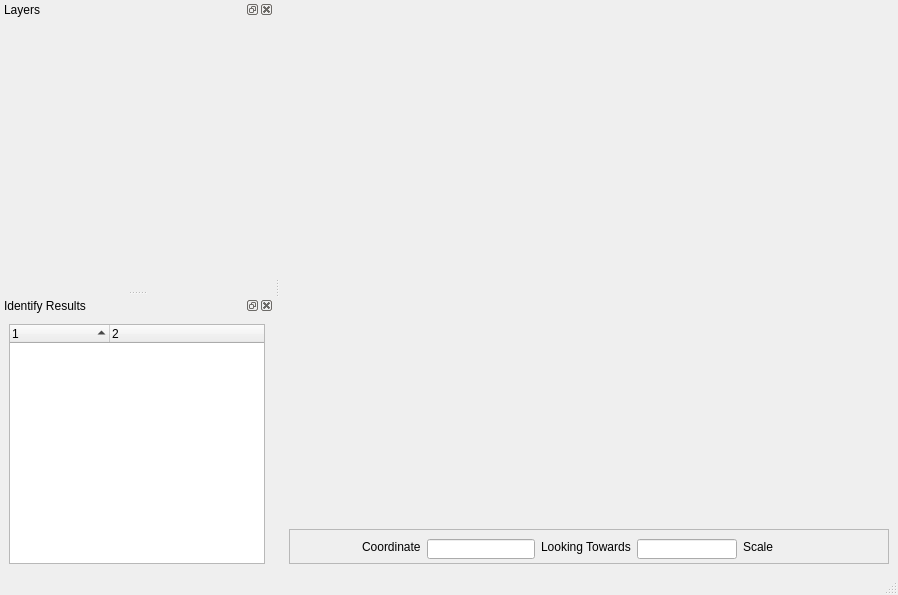
valheran/QDriller, file QDrillerPlugin/sectionview_base.ui: the form before one commit.
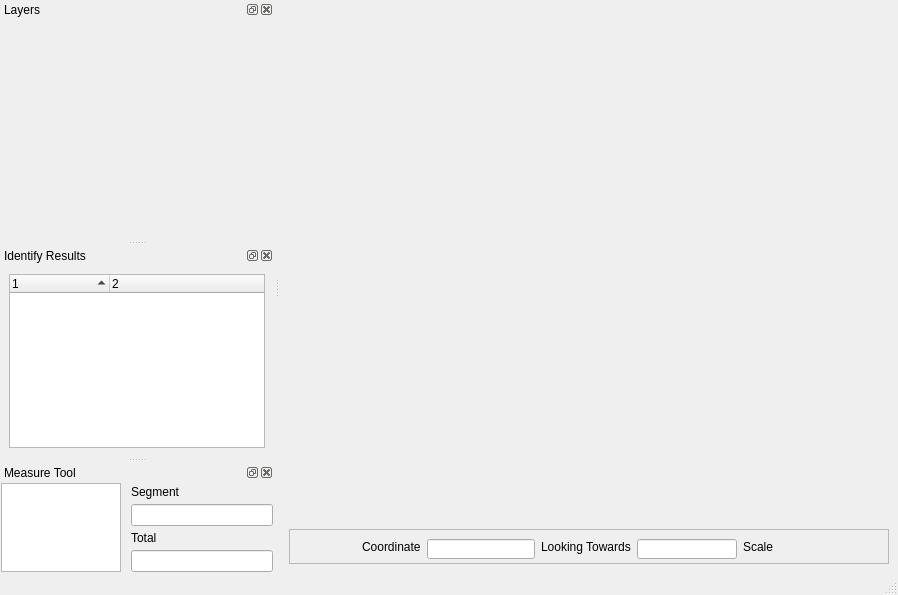
The form after the commit. Icons and pictures are not drawn.

Commit message:
Measure Tools
Implemented a line measure and area measure tool closes #17, which
outputs to a shared dock widget in SectionView. Added to actions,
tolbars and exclusive with other map nav and feature tools. seems to be
working as intended, need to clean up some console print outs. was also
some playing around with resources to try and fix the loading error, no
success

What changed in the file:
```diff
--- a/QDrillerPlugin/sectionview_base.ui
+++ b/QDrillerPlugin/sectionview_base.ui
@@ -219,7 +219,7 @@
    <property name="minimumSize">
     <size>
      <width>91</width>
-     <height>200</height>
+     <height>150</height>
     </size>
    </property>
    <property name="windowTitle">
@@ -272,6 +272,97 @@
     </layout>
    </widget>
   </widget>
+  <widget class="QDockWidget" name="dockWidget_2">
+   <property name="sizePolicy">
+    <sizepolicy hsizetype="Preferred" vsizetype="Minimum">
+     <horstretch>0</horstretch>
+     <verstretch>0</verstretch>
+    </sizepolicy>
+   </property>
+   <property name="minimumSize">
+    <size>
+     <width>147</width>
+     <height>110</height>
+    </size>
+   </property>
+   <property name="maximumSize">
+    <size>
+     <width>524287</width>
+     <height>110</height>
+    </size>
+   </property>
+   <property name="floating">
+    <bool>false</bool>
+   </property>
+   <property name="windowTitle">
+    <string>Measure Tool</string>
+   </property>
+   <attribute name="dockWidgetArea">
+    <number>1</number>
+   </attribute>
+   <widget class="QWidget" name="dockWidgetContents_3">
+    <layout class="QGridLayout" name="gridLayout_2">
+     <property name="horizontalSpacing">
+      <number>10</number>
+     </property>
+     <property name="verticalSpacing">
+      <number>3</number>
+     </property>
+     <property name="margin">
+      <number>1</number>
+     </property>
+     <item row="2" column="1">
+      <widget class="QLabel" name="label">
+       <property name="text">
+        <string>Total</string>
+       </property>
+      </widget>
+     </item>
+     <item row="0" column="1">
+      <widget class="QLabel" name="label_5">
+       <property name="text">
+        <string>Segment</string>
+       </property>
+      </widget>
+     </item>
+     <item row="1" column="1">
+      <widget class="QLineEdit" name="ledSegLen"/>
+     </item>
+     <item row="0" column="0" rowspan="4">
+      <widget class="QListWidget" name="lstSeg">
+       <property name="sizePolicy">
+        <sizepolicy hsizetype="Maximum" vsizetype="Expanding">
+         <horstretch>0</horstretch>
+         <verstretch>0</verstretch>
+        </sizepolicy>
+       </property>
+       <property name="maximumSize">
+        <size>
+         <width>120</width>
+         <height>16777215</height>
+        </size>
+       </property>
+      </widget>
+     </item>
+     <item row="3" column="1">
+      <widget class="QLineEdit" name="ledTotalLen"/>
+     </item>
+     <item row="4" column="1">
+      <spacer name="verticalSpacer">
+       <property name="orientation">
+        <enum>Qt::Vertical</enum>
+       </property>
+       <property name="sizeHint" stdset="0">
+        <size>
+         <width>20</width>
+         <height>40</height>
+        </size>
+       </property>
+      </spacer>
+     </item>
+    </layout>
+   </widget>
+  </widget>
   <action name="actionZoom_in">
    <property name="checkable">
     <bool>true</bool>
```
Left out of the diff: 35 changed lines with no effect on the pictures. The commit also changes 10 other files.
